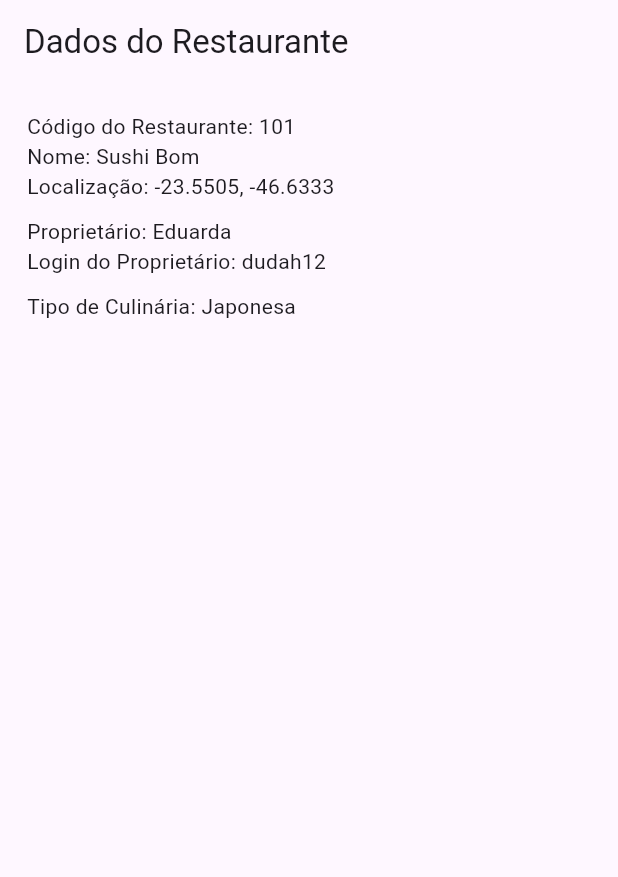
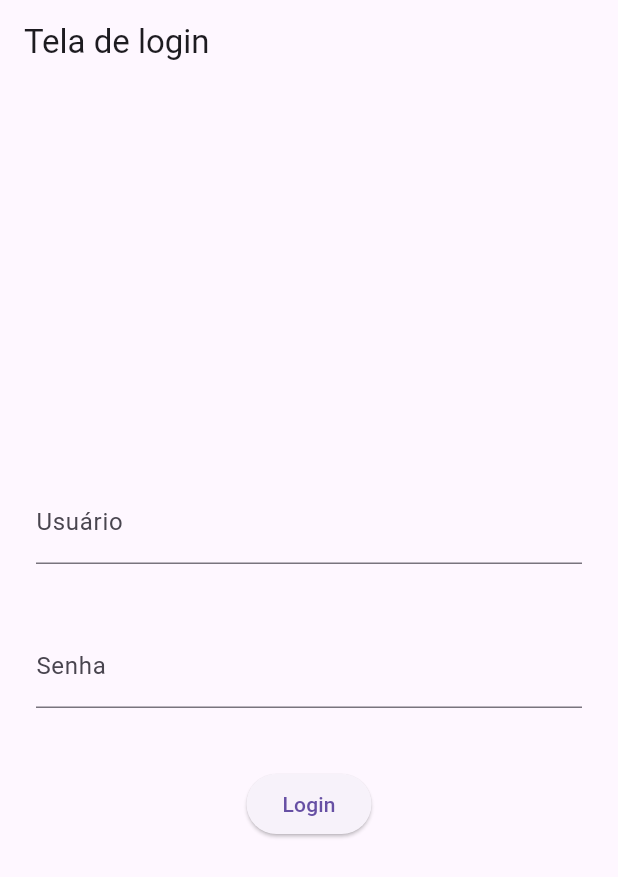
Before and after one commit to Eduarda-Miran/mimpedir, a Flutter app: the screen it shows after launch, on a phone screen of 412 x 824 dp. Shown: the top 877 px of the screen. Run offline on Flutter 3.47's test engine with Material 3 defaults, Android fonts, the phone set to English and light mode, and no system bars; accounts and stored records are empty.

Commit message:
criando telas de home e login com fucionamento básico em banco de dados

```diff
--- a/lib/main.dart
+++ b/lib/main.dart
@@ -2,6 +2,7 @@ import 'package:flutter/material.dart';
 import 'usuario.dart';
 import 'tipo.dart';
 import 'restaurante.dart';
+import 'tela_login.dart';
 
 void main() {
   runApp(const MyApp());
@@ -13,12 +14,14 @@ class MyApp extends StatelessWidget {
   @override
   Widget build(BuildContext context) {
     // Criando o usuário (proprietário)
-    Usuario usuario = Usuario(
+  /*  Usuario usuario = Usuario(
       codigo: 1,
       nome: "Eduarda",
       login: "dudah12",
       senha: "@duquesa",
     );
+
+
 
     // Criando o tipo de culinária
     Tipo tipo = Tipo(
@@ -34,10 +37,12 @@ class MyApp extends StatelessWidget {
       longitude: -46.6333,
       proprietario: usuario,
       tipoCulinaria: tipo,
-    );
+    );*/
 
     return MaterialApp(
-      home: Scaffold(
+      debugShowCheckedModeBanner: false,
+      home: TelaLogin(),
+      /*home: Scaffold(
         appBar: AppBar(
           title: const Text("Dados do Restaurante"),
         ),
@@ -57,7 +62,7 @@ class MyApp extends StatelessWidget {
             ],
           ),
         ),
-      ),
+      ),*/
     );
   }
 }
--- /dev/null
+++ b/lib/tela_home.dart
@@ -0,0 +1,15 @@
+import 'package:flutter/material.dart';
+
+class TelaHome extends StatelessWidget {
+  TelaHome({super.key});
+
+  @override
+  Widget build(BuildContext context) {
+    return Scaffold(
+      appBar: AppBar(title: const Text('Tela Home')),
+      body: Center(
+        child: Text('Seja bem vindo ao Mim Pedir!!1'),
+      ),
+    );
+  }
+}
--- /dev/null
+++ b/lib/tela_login.dart
@@ -0,0 +1,53 @@
+import 'package:flutter/material.dart';
+import 'usuario.dart';
+import 'tela_home.dart';
+
+class TelaLogin extends StatelessWidget{
+  TelaLogin({super.key});
+
+  final TextEditingController usuarioController = TextEditingController();
+  final TextEditingController senhaController = TextEditingController();
+
+  Usuario u = Usuario(
+    codigo: 1,
+    senha: "@senhaforte123",
+    login: 'admin',
+    nome: 'Administrador'
+  );
+
+  @override
+  Widget build(BuildContext context) {
+   return Scaffold(
+     appBar: AppBar(title: const Text("Tela de login")),
+     body: Padding(padding: const EdgeInsets.all(24.0),
+     child: Column(
+       mainAxisAlignment: MainAxisAlignment.center,
+         children: [
+           TextField(
+             decoration: const InputDecoration(labelText: 'Usuário'),
+             controller: usuarioController,
+           ),
+           const SizedBox(height: 40),
+           TextField(
+             decoration: const InputDecoration(labelText: 'Senha'),
+             obscureText: true,
+               controller: senhaController,
+           ),
+           const SizedBox(height: 40),
+           ElevatedButton(onPressed:  (){
+     if (u.login == usuarioController.text && u.senha == senhaController.text){
+        Navigator.push(context,
+        MaterialPageRoute(builder: (context) => TelaHome())
+        );
+     } else {
+       ScaffoldMessenger.of(context).showSnackBar(
+           SnackBar(content: Text("Login ou senha inválidos!!!"))
+             );
+            }
+           }, child: Text("Login"))
+         ],
+     ),
+     )
+   );
+  }
+}
```
